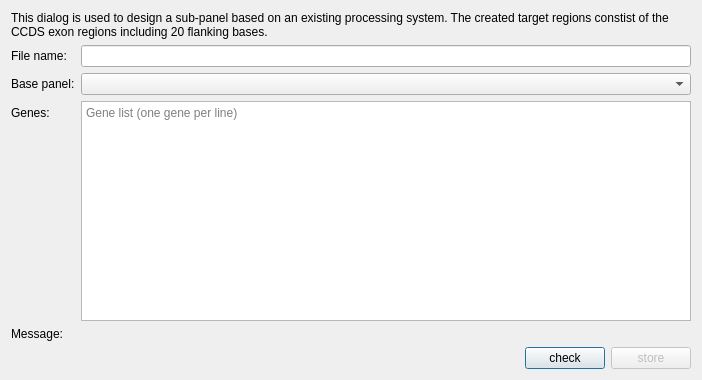
First picture: the form in src/GSvar/SubpanelDesignDialog.ui, repository imgag/ngs-bits, before the edit.
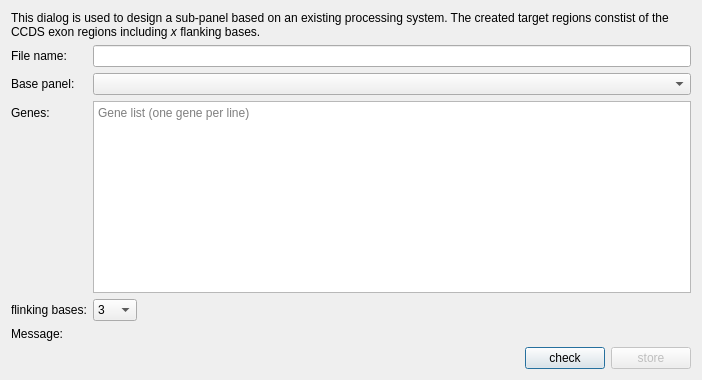
Second picture: the form after the edit.

Commit message: GSvar: made number of flanking bases for sub-panel configurable.

```diff
--- a/src/GSvar/SubpanelDesignDialog.ui
+++ b/src/GSvar/SubpanelDesignDialog.ui
@@ -23,7 +23,7 @@
       </sizepolicy>
      </property>
      <property name="text">
-      <string>This dialog is used to design a sub-panel based on an existing processing system. The created target regions constist of the CCDS exon regions including 20 flanking bases.</string>
+      <string>&lt;html&gt;&lt;head/&gt;&lt;body&gt;&lt;p&gt;This dialog is used to design a sub-panel based on an existing processing system. The created target regions constist of the CCDS exon regions including &lt;span style=&quot; font-style:italic;&quot;&gt;x&lt;/span&gt; flanking bases.&lt;/p&gt;&lt;/body&gt;&lt;/html&gt;</string>
      </property>
      <property name="scaledContents">
       <bool>false</bool>
@@ -79,14 +79,14 @@
      </property>
     </widget>
    </item>
-   <item row="5" column="0">
+   <item row="6" column="0">
     <widget class="QLabel" name="label_4">
      <property name="text">
       <string>Message:</string>
      </property>
     </widget>
    </item>
-   <item row="5" column="1">
+   <item row="6" column="1">
     <widget class="QLabel" name="messages">
      <property name="text">
       <string/>
@@ -96,7 +96,7 @@
      </property>
     </widget>
    </item>
-   <item row="6" column="0" colspan="2">
+   <item row="7" column="0" colspan="2">
     <layout class="QHBoxLayout" name="horizontalLayout">
      <item>
       <spacer name="horizontalSpacer">
@@ -130,6 +130,57 @@
      </item>
     </layout>
    </item>
+   <item row="5" column="0">
+    <widget class="QLabel" name="label_6">
+     <property name="text">
+      <string>flinking bases:</string>
+     </property>
+    </widget>
+   </item>
+   <item row="5" column="1">
+    <layout class="QHBoxLayout" name="horizontalLayout_2">
+     <item>
+      <widget class="QComboBox" name="flanking">
+       <property name="currentText">
+        <string>20</string>
+       </property>
+       <item>
+        <property name="text">
+         <string>3</string>
+        </property>
+       </item>
+       <item>
+        <property name="text">
+         <string>5</string>
+        </property>
+       </item>
+       <item>
+        <property name="text">
+         <string>10</string>
+        </property>
+       </item>
+       <item>
+        <property name="text">
+         <string>20</string>
+        </property>
+       </item>
+      </widget>
+     </item>
+     <item>
+      <spacer name="horizontalSpacer_2">
+       <property name="orientation">
+        <enum>Qt::Horizontal</enum>
+       </property>
+       <property name="sizeHint" stdset="0">
+        <size>
+         <width>40</width>
+         <height>20</height>
+        </size>
+       </property>
+      </spacer>
+     </item>
+    </layout>
+   </item>
   </layout>
  </widget>
  <resources/>
```
The commit also changes 3 other files.
